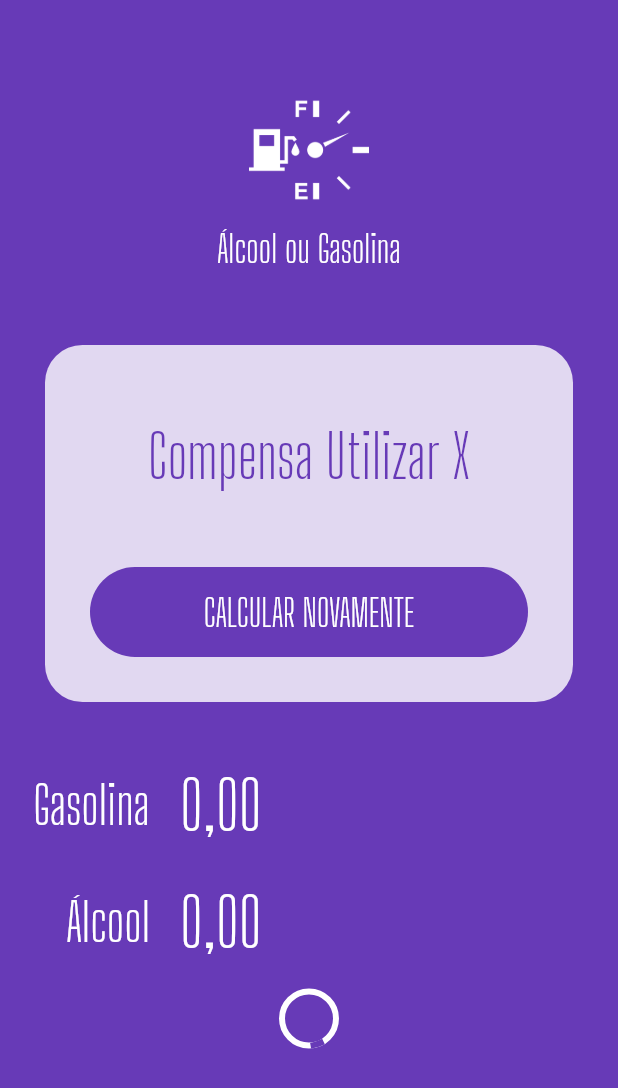
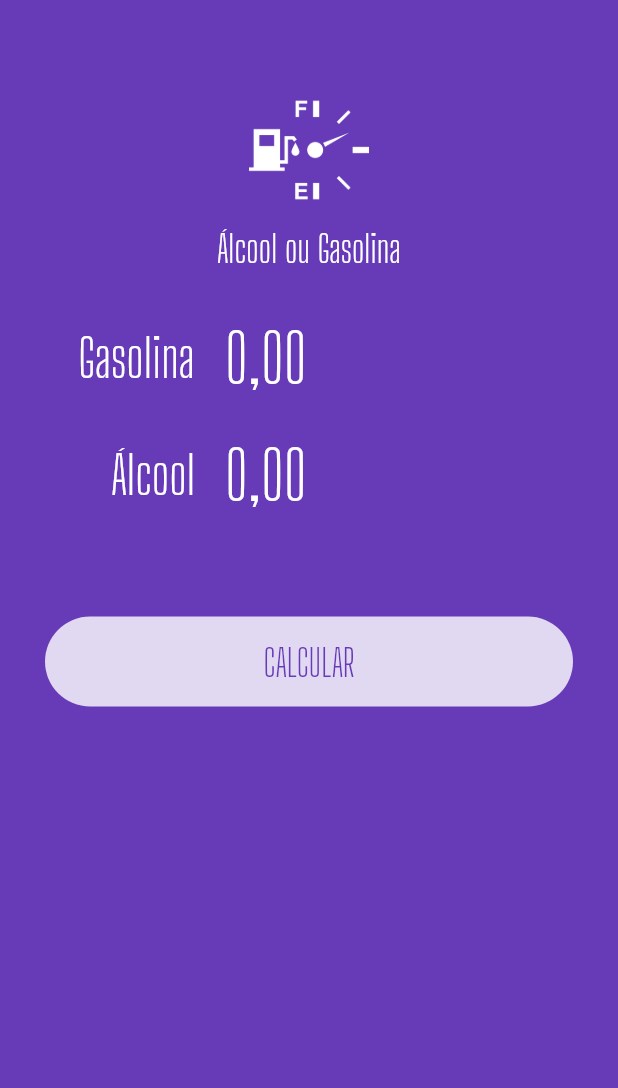
Before and after one commit to jamesSena/aorg, a Flutter app: the screen it shows after launch, on a phone screen of 412 x 824 dp. Shown: the top 1088 px of the screen. Run offline on Flutter 3.47's test engine with Material 2 defaults, Android fonts, the phone set to English and light mode, and no system bars; our stand-ins replace flutter_masked_text.

Commit message:
separando o submit

```diff
--- a/lib/main.dart
+++ b/lib/main.dart
@@ -1,6 +1,7 @@
 import 'package:aorg/widget/input.widget.dart';
 import 'package:aorg/widget/loading-button.widget.dart';
 import 'package:aorg/widget/logo.widget.dart';
+import 'package:aorg/widget/submit-form.widget.dart';
 import 'package:aorg/widget/success.widget.dart';
 import 'package:flutter/material.dart';
 import 'package:flutter_masked_text/flutter_masked_text.dart';
@@ -32,24 +33,12 @@ class HomePage extends StatelessWidget {
       body: ListView(
         children: <Widget>[
           Logo(),
-          Success(
-            reset: (){},
-            result: "Compensa Utilizar X",
-          ),
-          Input(
-            label:"Gasolina",
-            ctrl: _gasCtrl,
-          ),
-          Input(
-            label:"Álcool",
-            ctrl: _alcCtrl,
-          ),
-          LoadingButton(
-            busy: true,
-            func: (){},
-            text: "CALCULAR",
-            invert: false,
-          ),
+          SubmitForm(
+            alcCtrl: _alcCtrl,
+            gasCtrl: _gasCtrl,
+            submitFunc: (){},
+            busy: false,
+          )
         ],
 
       ),
--- /dev/null
+++ b/lib/widget/submit-form.widget.dart
@@ -0,0 +1,49 @@
+import 'package:aorg/widget/loading-button.widget.dart';
+import 'package:flutter/cupertino.dart';
+import 'package:flutter_masked_text/flutter_masked_text.dart';
+
+import 'input.widget.dart';
+
+class SubmitForm extends StatelessWidget {
+  var gasCtrl = new MoneyMaskedTextController();
+  var alcCtrl = new MoneyMaskedTextController();
+  var busy = false;
+  Function submitFunc;
+
+  SubmitForm({
+    @required this.gasCtrl,
+    @required this.alcCtrl,
+    @required this.busy,
+    @required this.submitFunc
+  });
+
+  @override
+  Widget build(BuildContext context) {
+    return Column(
+      children: <Widget>[
+        Padding(
+          padding: EdgeInsets.only(left: 30, right: 30),
+          child: Input(
+            label:"Gasolina",
+            ctrl: gasCtrl,
+          ),
+        ),
+
+        Padding(
+          padding: EdgeInsets.only(left: 30, right: 30),
+          child: Input(
+            label:"Álcool",
+            ctrl: alcCtrl,
+          ),
+        ),
+        SizedBox(height: 25,),
+        LoadingButton(
+          busy: false,
+          func: (){},
+          text: "CALCULAR",
+          invert: false,
+        )
+      ],
+    );
+  }
+}
```
